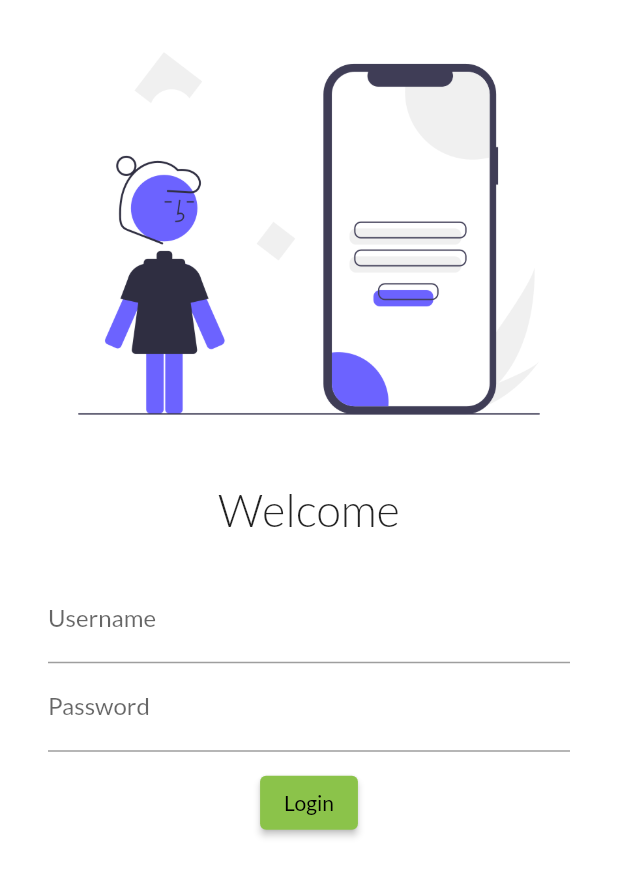
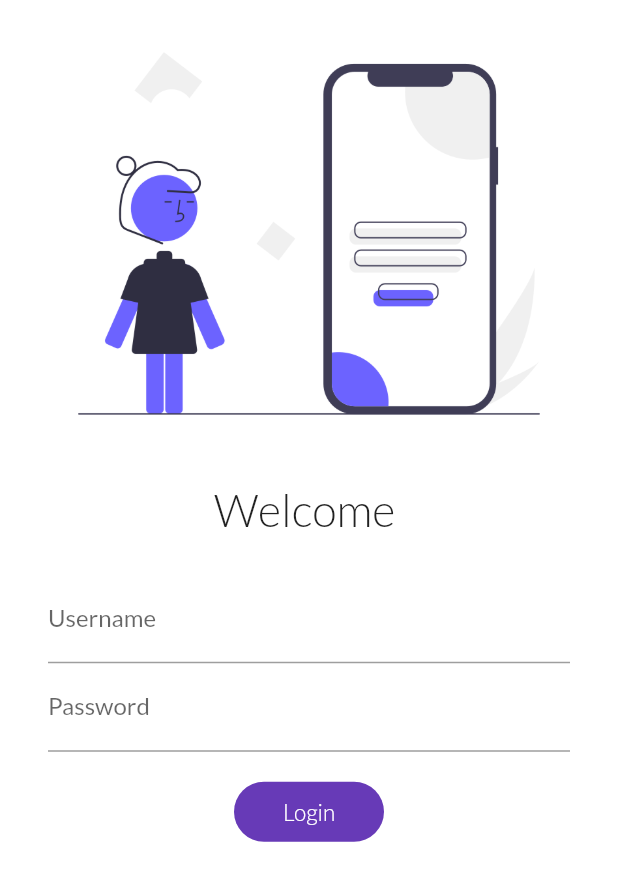
Before and after one commit to ZxCrocky/flutter_catalog, a Flutter app: the screen it shows after launch, on a phone screen of 412 x 824 dp. Shown: the top 881 px of the screen. Run offline on Flutter 3.47's test engine with Material 2 defaults, Android fonts, the phone set to English and light mode, and no system bars; our stand-ins replace google_fonts.

Commit message:
day 6 completed

```diff
--- a/lib/main.dart
+++ b/lib/main.dart
@@ -1,6 +1,7 @@
 import 'package:flutter/material.dart';
 import 'package:flutter_catalog/pages/home_page.dart';
 import 'package:flutter_catalog/pages/login_page.dart';
+import 'package:flutter_catalog/utils/routes.dart';
 import 'package:google_fonts/google_fonts.dart';
 
 void main() {
@@ -25,8 +26,8 @@ class MyWidget extends StatelessWidget {
       initialRoute: "/",
       routes: {
         "/": (context) => LoginPage(),
-        "/home": (context) => HomePage(),
-        "/login": (context) => LoginPage(),
+        MyRoutes.homeRoute: (context) => HomePage(),
+        MyRoutes.loginRoute: (context) => LoginPage(),
       },
     );
   }
--- a/lib/pages/login_page.dart
+++ b/lib/pages/login_page.dart
@@ -1,6 +1,14 @@
 import 'package:flutter/material.dart';
+import 'package:flutter_catalog/utils/routes.dart';
 
-class LoginPage extends StatelessWidget {
+class LoginPage extends StatefulWidget {
+  @override
+  State<LoginPage> createState() => _LoginPageState();
+}
+
+class _LoginPageState extends State<LoginPage> {
+  String name = "";
+  bool changeLoginButton = false;
   @override
   Widget build(BuildContext context) {
     return Material(
@@ -14,8 +22,8 @@ class LoginPage extends StatelessWidget {
           width: 10, //you may use this or padding by wrapping around text
           height: 10, // used this to put space between the image and text
         ),
-        const Text(
-          "Welcome",
+        Text(
+          "Welcome $name",
           style: TextStyle(fontSize: 30, fontWeight: FontWeight.w300),
         ),
         const SizedBox(
@@ -31,6 +39,10 @@ class LoginPage extends StatelessWidget {
                   hintText: "Enter your username",
                   labelText: "Username",
                 ),
+                onChanged: (value) {
+                  name = value;
+                  setState(() {});
+                },
               ),
               TextFormField(
                 obscureText: true,
@@ -41,14 +53,50 @@ class LoginPage extends StatelessWidget {
               ),
               const SizedBox(
                 width: 10,
-                height: 10,
+                height: 20,
               ),
-              ElevatedButton(
-                child: const Text("Login"),
-                onPressed: () {
-                  print("hemlo ");
+
+              InkWell(
+                onTap: () async {
+                  setState(() {
+                    changeLoginButton = true;
+                  });
+
+                  await Future.delayed(const Duration(seconds: 1));
+
+                  Navigator.pushNamed(context, MyRoutes.homeRoute);
                 },
+                child: AnimatedContainer(
+                  duration: const Duration(seconds: 1),
+                  width: changeLoginButton ? 40 : 100,
+                  height: 40,
+                  //  color: Colors.deepPurple,  //this is put inside the decoration
+                  alignment: Alignment.center,
+                  decoration: BoxDecoration(
+                    color: Colors.deepPurple,
+                    //shape: changeLoginButton?BoxShape.circle:BoxShape.rectangle,
+                    borderRadius:
+                        BorderRadius.circular(changeLoginButton ? 50 : 20),
+                  ),
+                  child: changeLoginButton
+                      ? const Icon(Icons.done, color: Colors.green)
+                      : const Text(
+                          "Login",
+                          style: TextStyle(
+                              color: Colors.white,
+                              fontSize: 15,
+                              fontWeight: FontWeight.w300),
+                        ),
+                ),
               )
+
+              // ElevatedButton(
+              //   child: const Text("Login"),
+              //   style: TextButton.styleFrom(minimumSize: const Size(150, 50)),
+              //   onPressed: () {
+              //     Navigator.pushNamed(context, MyRoutes.homeRoute);
+              //   },
+              // )
             ],
           ),
         )
--- /dev/null
+++ b/lib/utils/routes.dart
@@ -0,0 +1,4 @@
+class MyRoutes {
+  static String loginRoute = "/login";
+  static String homeRoute = "/home";
+}
```
